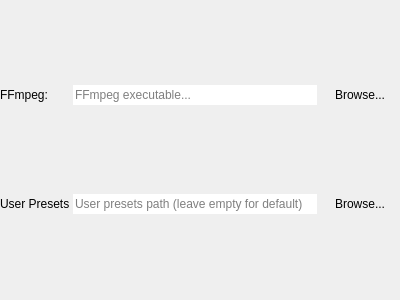
The window that DuFFMpeg/settingswidget.ui (RxLaboratory/DuME) describes before a commit, drawn with Qt 5.
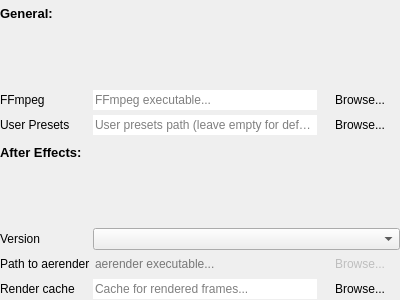
The same window after the commit.

Commit message: After Effects detection and loading

What changed in the file:
```diff
--- a/DuFFMpeg/settingswidget.ui
+++ b/DuFFMpeg/settingswidget.ui
@@ -32,7 +32,7 @@
    <property name="bottomMargin">
     <number>0</number>
    </property>
-   <item row="0" column="0">
+   <item row="1" column="0">
     <widget class="QLabel" name="label_8">
      <property name="sizePolicy">
       <sizepolicy hsizetype="Preferred" vsizetype="Expanding">
@@ -41,11 +41,11 @@
       </sizepolicy>
      </property>
      <property name="text">
-      <string>FFmpeg:</string>
+      <string>FFmpeg</string>
      </property>
     </widget>
    </item>
-   <item row="0" column="1">
+   <item row="1" column="1">
     <layout class="QHBoxLayout" name="horizontalLayout_5">
      <item>
       <widget class="QLineEdit" name="ffmpegPathEdit">
@@ -72,7 +72,7 @@
      </item>
     </layout>
    </item>
-   <item row="1" column="0">
+   <item row="2" column="0">
     <widget class="QLabel" name="label_9">
      <property name="sizePolicy">
       <sizepolicy hsizetype="Preferred" vsizetype="Expanding">
@@ -85,7 +85,7 @@
      </property>
     </widget>
    </item>
-   <item row="1" column="1">
+   <item row="2" column="1">
     <layout class="QHBoxLayout" name="horizontalLayout_6">
      <item>
       <widget class="QLineEdit" name="userPresetsPathEdit">
@@ -112,6 +112,136 @@
      </item>
     </layout>
    </item>
+   <item row="0" column="0">
+    <widget class="QLabel" name="label">
+     <property name="font">
+      <font>
+       <pointsize>10</pointsize>
+       <weight>75</weight>
+       <bold>true</bold>
+      </font>
+     </property>
+     <property name="text">
+      <string>General:</string>
+     </property>
+    </widget>
+   </item>
+   <item row="3" column="0">
+    <widget class="QLabel" name="label_2">
+     <property name="font">
+      <font>
+       <pointsize>10</pointsize>
+       <weight>75</weight>
+       <bold>true</bold>
+      </font>
+     </property>
+     <property name="text">
+      <string>After Effects:</string>
+     </property>
+    </widget>
+   </item>
+   <item row="4" column="0">
+    <widget class="QLabel" name="label_10">
+     <property name="sizePolicy">
+      <sizepolicy hsizetype="Preferred" vsizetype="Expanding">
+       <horstretch>0</horstretch>
+       <verstretch>0</verstretch>
+      </sizepolicy>
+     </property>
+     <property name="text">
+      <string>Version</string>
+     </property>
+    </widget>
+   </item>
+   <item row="4" column="1">
+    <widget class="QComboBox" name="aeVersionBox"/>
+   </item>
+   <item row="5" column="0">
+    <widget class="QLabel" name="label_11">
+     <property name="sizePolicy">
+      <sizepolicy hsizetype="Preferred" vsizetype="Expanding">
+       <horstretch>0</horstretch>
+       <verstretch>0</verstretch>
+      </sizepolicy>
+     </property>
+     <property name="text">
+      <string>Path to aerender</string>
+     </property>
+    </widget>
+   </item>
+   <item row="5" column="1">
+    <layout class="QHBoxLayout" name="horizontalLayout_7">
+     <item>
+      <widget class="QLineEdit" name="aerenderPathEdit">
+       <property name="enabled">
+        <bool>false</bool>
+       </property>
+       <property name="text">
+        <string/>
+       </property>
+       <property name="frame">
+        <bool>false</bool>
+       </property>
+       <property name="placeholderText">
+        <string>aerender executable...</string>
+       </property>
+      </widget>
+     </item>
+     <item>
+      <widget class="QPushButton" name="aerenderBrowseButton">
+       <property name="enabled">
+        <bool>false</bool>
+       </property>
+       <property name="text">
+        <string>Browse...</string>
+       </property>
+       <property name="flat">
+        <bool>true</bool>
+       </property>
+      </widget>
+     </item>
+    </layout>
+   </item>
+   <item row="6" column="0">
+    <widget class="QLabel" name="label_12">
+     <property name="sizePolicy">
+      <sizepolicy hsizetype="Preferred" vsizetype="Expanding">
+       <horstretch>0</horstretch>
+       <verstretch>0</verstretch>
+      </sizepolicy>
+     </property>
+     <property name="text">
+      <string>Render cache</string>
+     </property>
+    </widget>
+   </item>
+   <item row="6" column="1">
+    <layout class="QHBoxLayout" name="horizontalLayout_8">
+     <item>
+      <widget class="QLineEdit" name="aeCacheEdit">
+       <property name="text">
+        <string/>
+       </property>
+       <property name="frame">
+        <bool>false</bool>
+       </property>
+       <property name="placeholderText">
+        <string>Cache for rendered frames...</string>
+       </property>
+      </widget>
+     </item>
+     <item>
+      <widget class="QPushButton" name="aeCacheBrowseButton">
+       <property name="text">
+        <string>Browse...</string>
+       </property>
+       <property name="flat">
+        <bool>true</bool>
+       </property>
+      </widget>
+     </item>
+    </layout>
+   </item>
   </layout>
  </widget>
  <resources/>
```
The commit also changes 15 other files.
